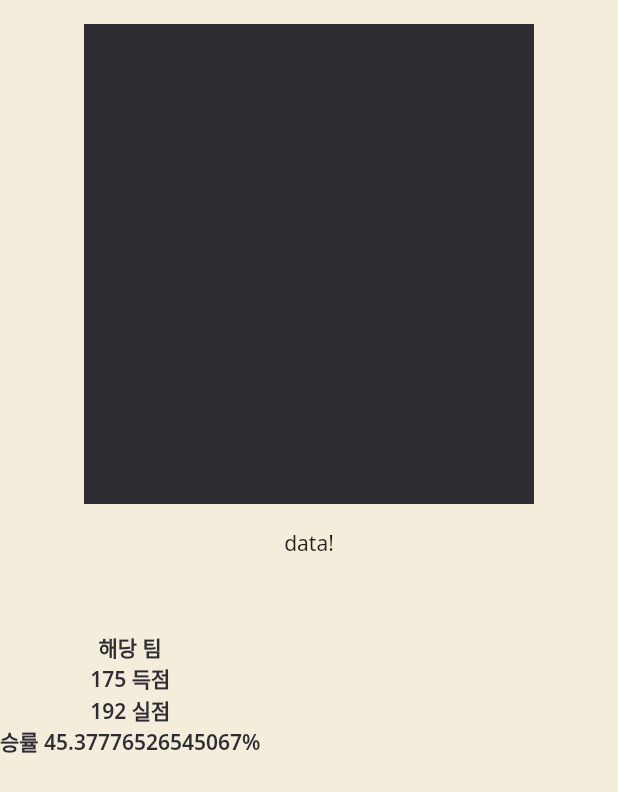
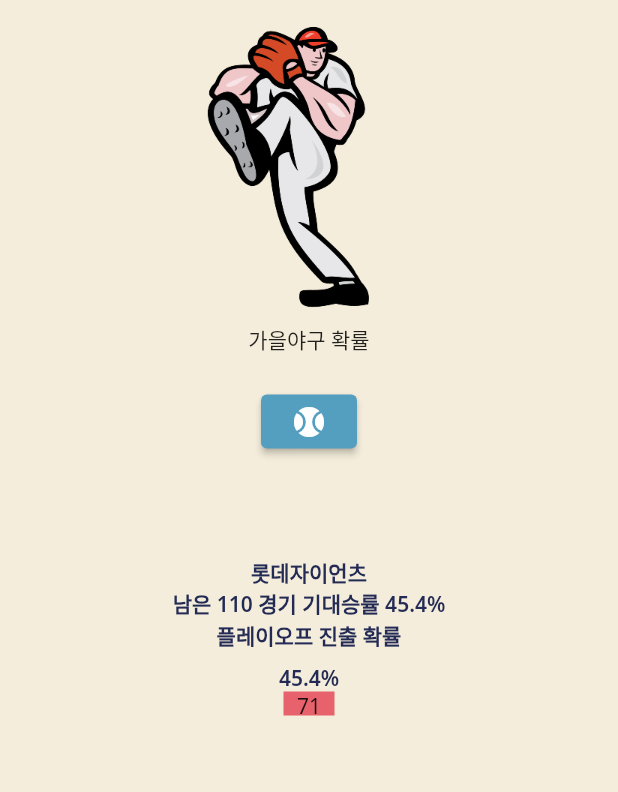
Before and after one commit to sizakk/calculator_ballgame, a Flutter app: the screen it shows after launch, on a phone screen of 412 x 824 dp. Shown: the top 792 px of the screen. Run offline on Flutter 3.47's test engine with Material 2 defaults, Android fonts, the phone set to English and light mode, and no system bars.

Commit message:
make calculators

```diff
--- a/lib/component/calculates.dart
+++ b/lib/component/calculates.dart
@@ -2,5 +2,7 @@
   required int runs,
   required int earedRuns,
 }) {
-  return (runs * runs * 100 / (runs * runs + earedRuns * earedRuns));
+  return double.parse(
+      (runs * runs * 100 / (runs * runs + earedRuns * earedRuns))
+          .toStringAsFixed(1));
 }
--- a/lib/component/rate_card.dart
+++ b/lib/component/rate_card.dart
@@ -1,65 +1,108 @@
+// ignore_for_file: public_member_api_docs, sort_constructors_first
+import 'package:flutter/material.dart';
 import 'package:ballgame/component/calculates.dart';
 import 'package:ballgame/constant/color.dart';
-import 'package:flutter/material.dart';
 
 class RateCard extends StatelessWidget {
-  final String myteam;
-  final int games;
+  final String teamName;
   final int wins;
   final int runs;
   final int earendRuns;
-  // late double winRate;
-  // final int huddleNum;
-  // late int trial = 144 - games;
+  final int games;
+  final int winNums;
 
   const RateCard({
     super.key,
-    required this.myteam,
+    required this.teamName,
     required this.games,
     required this.wins,
     required this.runs,
     required this.earendRuns,
-    // required this.huddleNum,
+    required this.winNums,
   });
 
   @override
   Widget build(BuildContext context) {
-    return Container(
-      child: Row(children: [
-        _Scores(
-          runs: runs,
-          earendRuns: earendRuns,
-        ),
-      ]),
-    );
+    return Row(children: [
+      _Scores(
+        winNums: winNums,
+        teamName: teamName,
+        games: games,
+        runs: runs,
+        earendRuns: earendRuns,
+      ),
+    ]);
   }
 }
 
 class _Scores extends StatelessWidget {
-  final String teamName = '해당 팀';
+  final int winNums;
+  final String teamName;
+  final int games;
   final int runs;
   final int earendRuns;
 
   const _Scores({
+    Key? key,
+    required this.winNums,
+    required this.teamName,
+    required this.games,
     required this.runs,
     required this.earendRuns,
-    Key? key,
   }) : super(key: key);
 
   @override
   Widget build(BuildContext context) {
-    const textStyle = TextStyle(
-      fontFamily: 'NotoSans',
-      fontWeight: FontWeight.w600,
-      color: PRIMARY_COLOR,
-      fontSize: 14,
-    );
+    int allGamesKBO = 144;
 
     double expP = expPythagorean(
       runs: runs,
       earedRuns: earendRuns,
     );
 
+    int trials = allGamesKBO - games;
+
+    return Expanded(
+      child: Column(
+        children: [
+          _RateResult(
+            winNums: winNums,
+            teamName: teamName,
+            games: games,
+            trials: trials,
+            expP: expP,
+          ),
+          _WinHuddle(
+            winNums: winNums,
+          )
+        ],
+      ),
+    );
+  }
+}
+
+class _RateResult extends StatelessWidget {
+  final int winNums;
+  final String teamName;
+  final int games;
+  final int trials;
+  final double expP;
+
+  const _RateResult({
+    required this.winNums,
+    required this.teamName,
+    required this.games,
+    required this.trials,
+    required this.expP,
+  });
+
+  @override
+  Widget build(BuildContext context) {
+    const textStyle = TextStyle(
+      fontWeight: FontWeight.w600,
+      color: TEXT_COLOR,
+      fontSize: 14,
+    );
     return Column(
       children: [
         Text(
@@ -67,18 +110,45 @@
           style: textStyle,
         ),
         Text(
-          '$runs 득점',
+          '남은 $trials 경기 기대승률 $expP%',
           style: textStyle,
         ),
-        Text(
-          '$earendRuns 실점',
+        const Text(
+          '플레이오프 진출 확률',
           style: textStyle,
         ),
+        const SizedBox(
+          height: 8,
+        ),
         Text(
-          '승률 $expP%',
+          '$expP%',
           style: textStyle,
         ),
       ],
     );
   }
 }
+
+class _WinHuddle extends StatelessWidget {
+  final int winNums;
+
+  const _WinHuddle({
+    required this.winNums,
+  });
+
+  @override
+  Widget build(BuildContext context) {
+    return Container(
+      decoration: const BoxDecoration(
+        color: RED_COLOR,
+        shape: BoxShape.rectangle,
+      ),
+      width: 34,
+      height: 16,
+      child: Text(
+        '$winNums',
+        textAlign: TextAlign.center,
+      ),
+    );
+  }
+}
--- /dev/null
+++ b/lib/constant/winNums.dart
@@ -0,0 +1,5 @@
+Map<String, int> playoffHuddle = {
+  '전년 기준': 71,
+  '3년 평균': 78,
+  '5년 평균': 82,
+};
--- a/lib/screen/home_screen.dart
+++ b/lib/screen/home_screen.dart
@@ -1,5 +1,6 @@
 import 'package:ballgame/component/rate_card.dart';
 import 'package:ballgame/constant/color.dart';
+import 'package:ballgame/constant/winNums.dart';
 import 'package:ballgame/screen/main_body.dart';
 import 'package:flutter/material.dart';
 
@@ -13,14 +14,14 @@
         backgroundColor: BACK_COLOR,
         body: Center(
           child: Column(
-            children: const [
-              MainBody(),
-              Text('data!'),
-              SizedBox(
+            children: [
+              const MainBody(),
+              const SizedBox(
                 height: 50,
               ),
               RateCard(
-                myteam: '롯데자이언츠',
+                winNums: playoffHuddle['전년 기준']!.toInt(),
+                teamName: '롯데자이언츠',
                 games: 34,
                 wins: 15,
                 runs: 175,
--- a/lib/screen/main_body.dart
+++ b/lib/screen/main_body.dart
@@ -1,3 +1,4 @@
+import 'package:ballgame/component/playoff_bottom_sheet.dart';
 import 'package:ballgame/constant/color.dart';
 import 'package:flutter/material.dart';
 
@@ -7,12 +8,37 @@
   @override
   Widget build(BuildContext context) {
     return Padding(
-      padding: const EdgeInsets.symmetric(vertical: 16),
-      child: Container(
-        width: 300,
-        height: 320,
-        color: PRIMARY_COLOR,
-      ),
-    );
+        padding: const EdgeInsets.symmetric(vertical: 16),
+        child: Column(
+          crossAxisAlignment: CrossAxisAlignment.center,
+          mainAxisAlignment: MainAxisAlignment.center,
+          children: [
+            Image.asset(
+              'asset/img/logo.png',
+              height: 200,
+            ),
+            const Text('가을야구 확률'),
+            const SizedBox(height: 20),
+            renderElevatedButton(context)
+          ],
+        ));
   }
 }
+
+ElevatedButton renderElevatedButton(BuildContext context) {
+  return ElevatedButton(
+    style: ElevatedButton.styleFrom(
+      backgroundColor: BLUE_COLOR,
+    ),
+    onPressed: () {
+      showModalBottomSheet(
+        isScrollControlled: true,
+        context: context,
+        builder: (_) {
+          return const PlayoffBottomSheet();
+        },
+      );
+    },
+    child: const Icon(Icons.sports_baseball),
+  );
+}
--- a/pubspec.yaml
+++ b/pubspec.yaml
@@ -60,9 +60,9 @@
   uses-material-design: true
 
   # To add assets to your application, add an assets section, like this:
-  # assets:
-  #   - images/a_dot_burr.jpeg
-  #   - images/a_dot_ham.jpeg
+  assets:
+    - asset/img/
+
 
   # An image asset can refer to one or more resolution-specific "variants", see
   # https://flutter.dev/assets-and-images/#resolution-aware
```
Also changed, not shown: lib/component/custom_text_field.dart (added, +66 -0 lines), lib/component/playoff_bottom_sheet.dart (added, +268 -0 lines), asset/img/logo.png (added).
